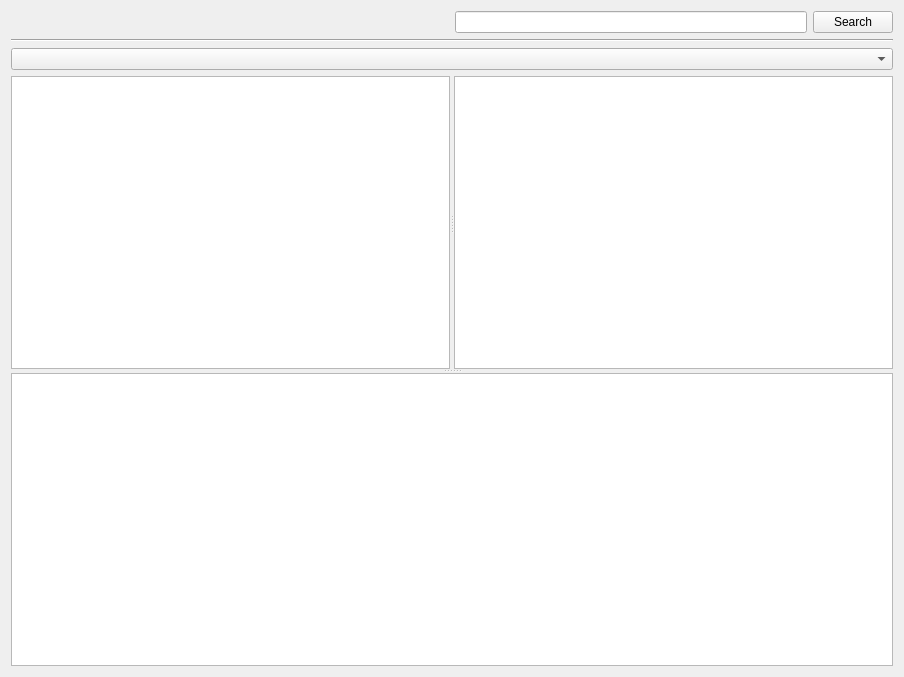
Inferno214221/sayonara-player, file src/Gui/Directories/GUI_DirectoryWidget.ui: the form before one commit.
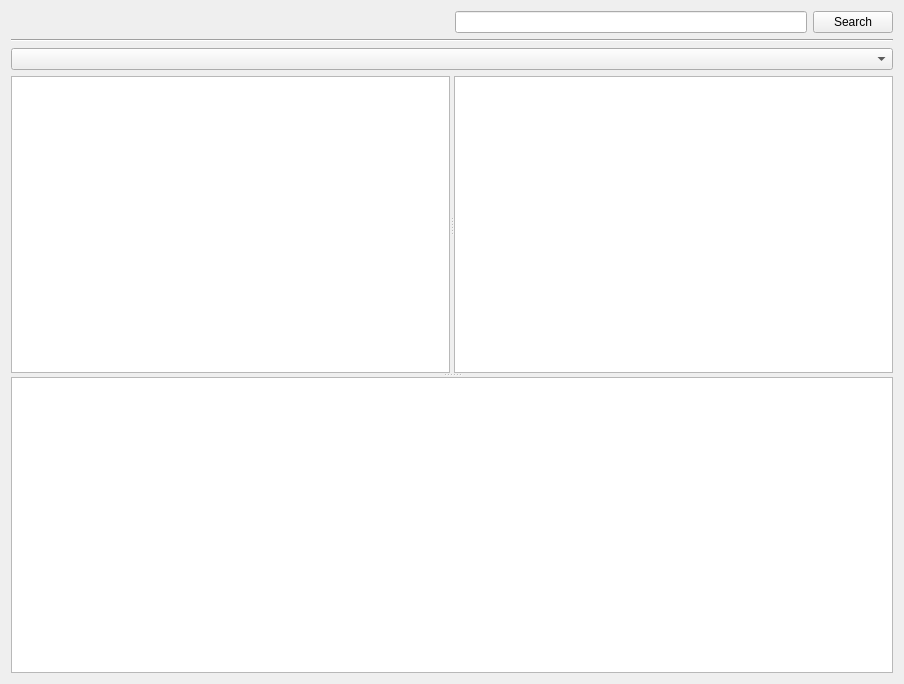
The form after the commit. Icons and pictures are not drawn. Custom widgets are drawn as their Qt base class.

What changed in the file:
```diff
--- a/src/Gui/Directories/GUI_DirectoryWidget.ui
+++ b/src/Gui/Directories/GUI_DirectoryWidget.ui
@@ -7,7 +7,7 @@
     <x>0</x>
     <y>0</y>
     <width>904</width>
-    <height>677</height>
+    <height>684</height>
    </rect>
   </property>
   <property name="sizePolicy">
```
Left out of the diff: 3 changed lines with no effect on the pictures.
